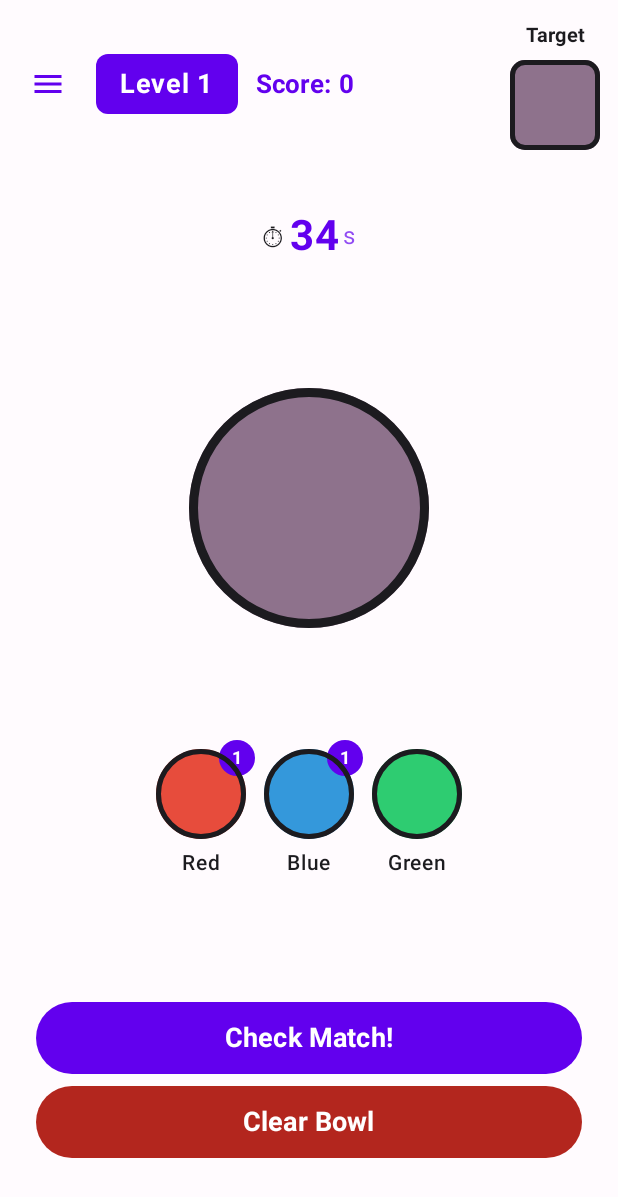
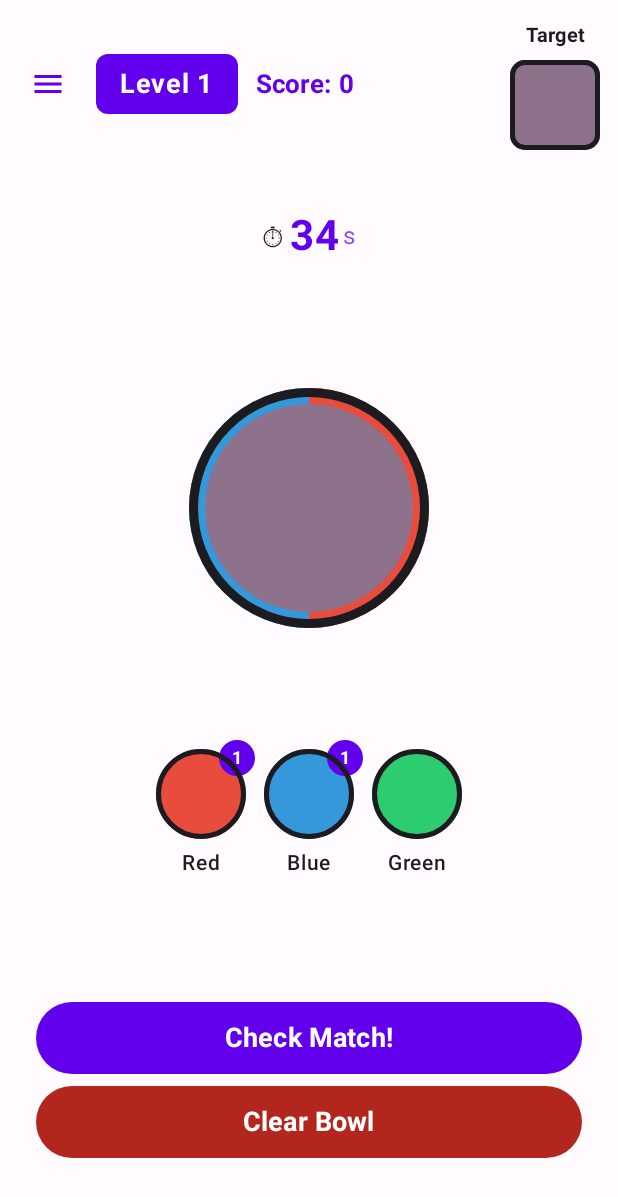
Before and after one commit to HitOdessit/ColorMixLab, an Android app built with Jetpack Compose: the composable GameScreen shown on its own in the app's theme, after a tap on "Blue", on a phone screen of 412 x 824 dp. Shown: the top 1197 px of the screen. Run offline under Robolectric (Android 15) with nearby library versions, the phone set to English and light mode, and no system bars; 2 other taps on this screen came first.

Commit message:
changed bowl to add slices of mixed colors

```diff
--- a/app/src/main/java/com/colormixlab/ui/GameScreen.kt
+++ b/app/src/main/java/com/colormixlab/ui/GameScreen.kt
@@ -141,7 +141,10 @@ fun GameScreen(
             Spacer(modifier = Modifier.height(8.dp))
 
             // Center: Mixing Bowl
-            MixingBowl(mixedColor = state.mixedColor)
+            MixingBowl(
+                drops = state.drops,
+                mixedColor = state.mixedColor
+            )
 
             Spacer(modifier = Modifier.height(8.dp))
 
--- a/app/src/main/java/com/colormixlab/ui/components/MixingBowl.kt
+++ b/app/src/main/java/com/colormixlab/ui/components/MixingBowl.kt
@@ -1,10 +1,10 @@
 package com.colormixlab.ui.components
 
 import androidx.compose.animation.animateColorAsState
-import androidx.compose.animation.core.animateFloatAsState
+import androidx.compose.animation.core.Animatable
 import androidx.compose.animation.core.spring
 import androidx.compose.animation.core.tween
-import androidx.compose.foundation.background
+import androidx.compose.foundation.Canvas
 import androidx.compose.foundation.border
 import androidx.compose.foundation.layout.Box
 import androidx.compose.foundation.layout.size
@@ -14,76 +14,175 @@ import androidx.compose.material3.Text
 import androidx.compose.runtime.*
 import androidx.compose.ui.Alignment
 import androidx.compose.ui.Modifier
-import androidx.compose.ui.draw.scale
 import androidx.compose.ui.graphics.Color
+import androidx.compose.ui.graphics.drawscope.Stroke
 import androidx.compose.ui.text.font.FontWeight
 import androidx.compose.ui.unit.dp
 import androidx.compose.ui.unit.sp
+import com.colormixlab.model.GameColor
+import kotlinx.coroutines.launch
+import kotlin.math.sqrt
+
+data class AnimatedSlice(
+    val color: GameColor,
+    val angle: Animatable<Float, *> = Animatable(0f),
+    val id: String = "${color.name}_${System.nanoTime()}"
+)
 
 @Composable
 fun MixingBowl(
+    drops: Map<GameColor, Int>,
     mixedColor: Color,
     modifier: Modifier = Modifier
 ) {
-    // Animate color changes smoothly
-    val animatedColor by animateColorAsState(
+    val scope = rememberCoroutineScope()
+    var animatedSlices by remember { mutableStateOf<List<AnimatedSlice>>(emptyList()) }
+
+    // Animate the mixed color
+    val animatedMixedColor by animateColorAsState(
         targetValue = mixedColor,
-        animationSpec = tween(durationMillis = 300),  // Faster
-        label = "bowlColor"
+        animationSpec = tween(durationMillis = 300),
+        label = "mixedColor"
     )
 
-    // Track color changes for ripple effect
-    var showRipple by remember { mutableStateOf(false) }
-    var previousColor by remember { mutableStateOf(mixedColor) }
+    // Update slices when drops change
+    LaunchedEffect(drops) {
+        val newSliceCount = drops.values.sum()
+        val currentSliceCount = animatedSlices.size
+        val targetAngle = if (newSliceCount > 0) 360f / newSliceCount else 0f
 
-    // Only trigger ripple when color actually changes and is not white
-    LaunchedEffect(mixedColor) {
-        if (mixedColor != previousColor && mixedColor != Color.White) {
-            showRipple = true
-            previousColor = mixedColor
-        } else if (mixedColor == Color.White) {
-            showRipple = false
-            previousColor = mixedColor
+        if (newSliceCount == 0) {
+            // Clear all slices
+            animatedSlices = emptyList()
+        } else if (newSliceCount > currentSliceCount) {
+            // Add new slices
+            val newSlices = drops.flatMap { (color, count) ->
+                List(count) { AnimatedSlice(color) }
+            }
+
+            animatedSlices = newSlices
+
+            // Animate all slices to their target angle
+            newSlices.forEachIndexed { index, slice ->
+                scope.launch {
+                    if (index >= currentSliceCount) {
+                        // New slice: start from 0 and grow
+                        slice.angle.snapTo(0f)
+                        slice.angle.animateTo(
+                            targetValue = targetAngle,
+                            animationSpec = spring(
+                                dampingRatio = 0.7f,
+                                stiffness = 300f
+                            )
+                        )
+                    } else {
+                        // Existing slice: shrink to new size
+                        slice.angle.animateTo(
+                            targetValue = targetAngle,
+                            animationSpec = spring(
+                                dampingRatio = 0.7f,
+                                stiffness = 300f
+                            )
+                        )
+                    }
+                }
+            }
+        } else if (newSliceCount < currentSliceCount) {
+            // Remove slices
+            val newSlices = drops.flatMap { (color, count) ->
+                List(count) { AnimatedSlice(color) }
+            }
+
+            // Keep existing slices up to new count and update their angles
+            val retained = animatedSlices.take(newSliceCount).zip(newSlices).map { (old, new) ->
+                AnimatedSlice(new.color, old.angle, new.id)
+            }
+
+            animatedSlices = retained
+
+            // Animate remaining slices to new target angle
+            retained.forEach { slice ->
+                scope.launch {
+                    slice.angle.animateTo(
+                        targetValue = targetAngle,
+                        animationSpec = spring(
+                            dampingRatio = 0.7f,
+                            stiffness = 300f
+                        )
+                    )
+                }
+            }
         }
     }
 
-    // Simplified scale animation
-    val scale by animateFloatAsState(
-        targetValue = if (showRipple) 1.05f else 1f,  // Less dramatic
-        animationSpec = spring(
-            dampingRatio = 0.6f,
-            stiffness = 400f
-        ),
-        finishedListener = {
-            if (showRipple) showRipple = false
-        },
-        label = "bowlScale"
-    )
+    val isEmpty = animatedSlices.isEmpty()
 
     Box(
         modifier = modifier.size(160.dp),
         contentAlignment = Alignment.Center
     ) {
-        // Ripple effect - only show when needed
-        if (showRipple) {
-            RippleEffect(
-                trigger = showRipple,
-                color = animatedColor,
-                modifier = Modifier.size(160.dp)
-            )
-        }
-
-        // Main bowl
         Box(
             modifier = Modifier
                 .size(160.dp)
-                .scale(scale)
-                .border(6.dp, MaterialTheme.colorScheme.onBackground, CircleShape)
-                .background(animatedColor, CircleShape),
+                .border(6.dp, MaterialTheme.colorScheme.onBackground, CircleShape),
             contentAlignment = Alignment.Center
         ) {
-            // Optional: Add "Empty" text when white
-            if (mixedColor == Color.White) {
+            Canvas(modifier = Modifier.size(160.dp)) {
+                val radius = size.minDimension / 2
+                val centerX = size.width / 2
+                val centerY = size.height / 2
+
+                // Calculate inner radius (75% of area = sqrt(0.75) ≈ 0.866 of radius)
+                val innerRadius = radius * sqrt(0.75f)
+
+                // Draw the mixed color in the center
+                drawCircle(
+                    color = animatedMixedColor,
+                    radius = innerRadius,
+                    center = androidx.compose.ui.geometry.Offset(centerX, centerY)
+                )
+
+                // Draw individual color slices in the outer ring
+                if (!isEmpty) {
+                    var currentAngle = -90f // Start from top
+
+                    animatedSlices.forEach { slice ->
+                        val color = slice.color.rgb
+                        val sweepAngle = slice.angle.value
+
+                        // Draw arc as a ring segment (outer ring only)
+                        drawArc(
+                            color = color,
+                            startAngle = currentAngle,
+                            sweepAngle = sweepAngle,
+                            useCenter = true,
+                            topLeft = androidx.compose.ui.geometry.Offset(
+                                centerX - radius,
+                                centerY - radius
+                            ),
+                            size = androidx.compose.ui.geometry.Size(radius * 2, radius * 2)
+                        )
+
+                        // Cover the inner part to create ring effect
+                        drawArc(
+                            color = animatedMixedColor,
+                            startAngle = currentAngle,
+                            sweepAngle = sweepAngle,
+                            useCenter = true,
+                            topLeft = androidx.compose.ui.geometry.Offset(
+                                centerX - innerRadius,
+                                centerY - innerRadius
+                            ),
+                            size = androidx.compose.ui.geometry.Size(innerRadius * 2, innerRadius * 2)
+                        )
+
+                        currentAngle += sweepAngle
+                    }
+                }
+            }
+
+            // Show "Empty" text when no drops
+            if (isEmpty && mixedColor == Color.White) {
                 Text(
                     text = "Empty",
                     fontSize = 18.sp,
```
